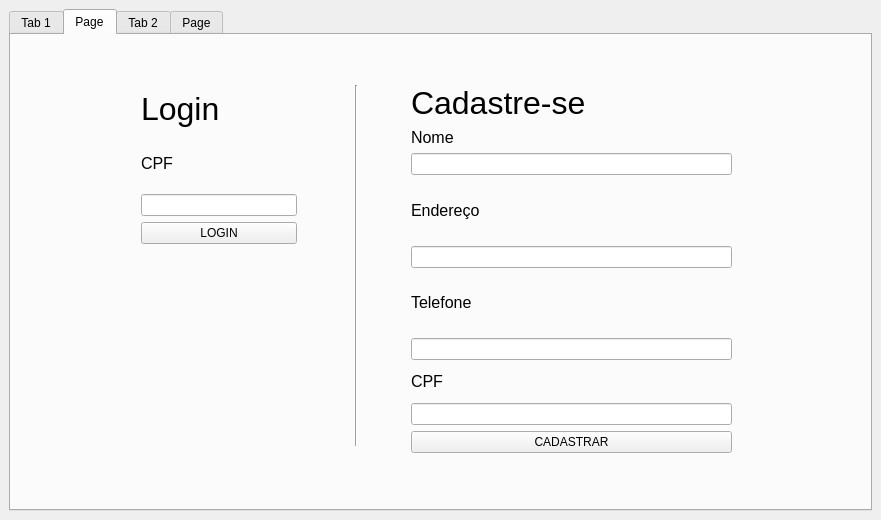
Qt form ProjetoEcommerce/mainwindow.ui (FilipeMrFerracioli/Projeto-ecommerce-tp2) before a commit.
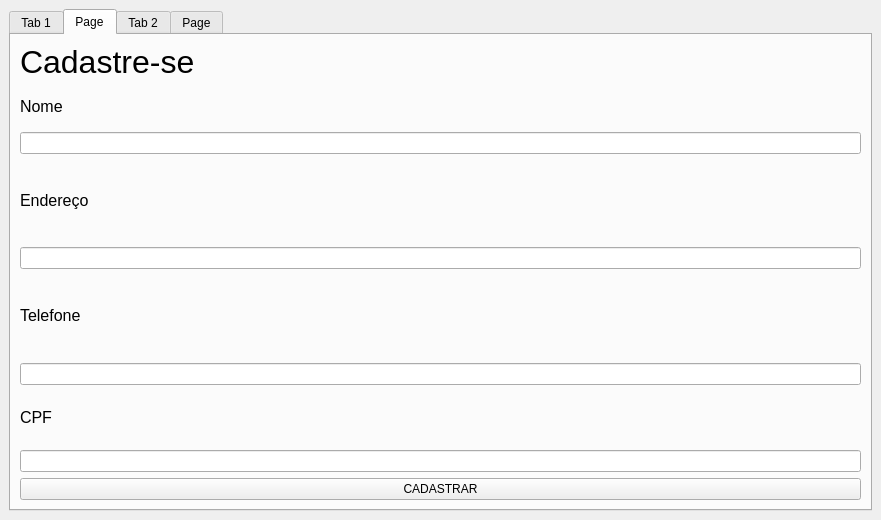
The same form after that commit. The open tabs and pages were chosen to show the change.

Diff of the .ui file:
```diff
--- a/ProjetoEcommerce/mainwindow.ui
+++ b/ProjetoEcommerce/mainwindow.ui
@@ -167,15 +167,8 @@
        <attribute name="title">
         <string>Page</string>
        </attribute>
-       <widget class="QWidget" name="layoutWidget_6">
-        <property name="geometry">
-         <rect>
-          <x>400</x>
-          <y>50</y>
-          <width>321</width>
-          <height>368</height>
-         </rect>
-        </property>
+       <layout class="QGridLayout" name="gridLayout_2">
+        <item row="0" column="0">
         <layout class="QVBoxLayout" name="verticalLayout_19">
          <item>
           <layout class="QVBoxLayout" name="verticalLayout_20">
@@ -248,56 +241,8 @@
           </layout>
          </item>
         </layout>
-       </widget>
-       <widget class="QWidget" name="layoutWidget_7">
-        <property name="geometry">
-         <rect>
-          <x>130</x>
-          <y>50</y>
-          <width>156</width>
-          <height>159</height>
-         </rect>
-        </property>
-        <layout class="QVBoxLayout" name="verticalLayout_24">
-         <item>
-          <widget class="QLabel" name="label_22">
-           <property name="text">
-            <string>&lt;html&gt;&lt;head/&gt;&lt;body&gt;&lt;p&gt;&lt;span style=&quot; font-size:24pt;&quot;&gt;Login&lt;/span&gt;&lt;/p&gt;&lt;/body&gt;&lt;/html&gt;</string>
-           </property>
-          </widget>
-         </item>
-         <item>
-          <widget class="QLabel" name="label_21">
-           <property name="text">
-            <string>&lt;html&gt;&lt;head/&gt;&lt;body&gt;&lt;p&gt;&lt;span style=&quot; font-size:12pt;&quot;&gt;CPF&lt;/span&gt;&lt;/p&gt;&lt;/body&gt;&lt;/html&gt;</string>
-           </property>
-          </widget>
-         </item>
-         <item>
-          <widget class="QLineEdit" name="lineEditCadastroCPF_2"/>
-         </item>
-         <item>
-          <widget class="QPushButton" name="pushButtonLogin">
-           <property name="text">
-            <string>LOGIN</string>
-           </property>
-          </widget>
-         </item>
-        </layout>
-       </widget>
-       <widget class="Line" name="line">
-        <property name="geometry">
-         <rect>
-          <x>290</x>
-          <y>50</y>
-          <width>111</width>
-          <height>361</height>
-         </rect>
-        </property>
-        <property name="orientation">
-         <enum>Qt::Vertical</enum>
-        </property>
-       </widget>
+        </item>
+       </layout>
       </widget>
       <widget class="QWidget" name="tab_Acc">
        <attribute name="title">
```
Left out of the diff: 48 changed lines with no effect on the pictures. Lines whose indentation alone changed are shown as unchanged.
